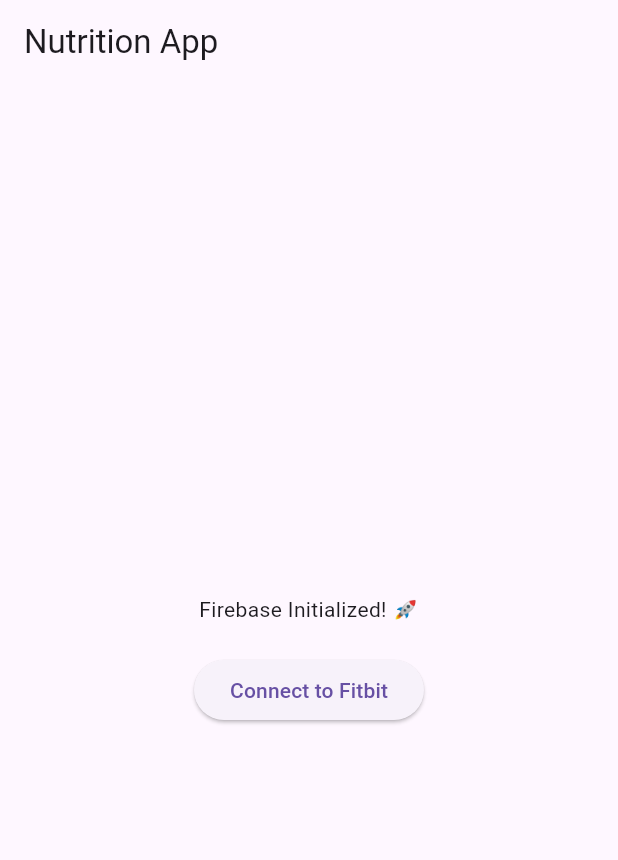
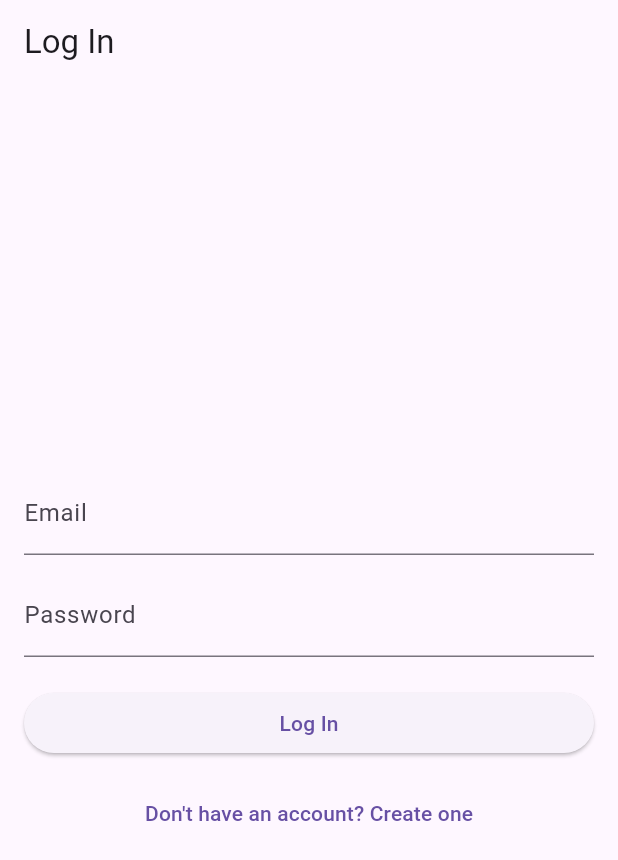
Before and after one commit to MateoSaettone/NutritionApp, a Flutter app: the screen it shows after launch, on a phone screen of 412 x 824 dp. Shown: the top 860 px of the screen. Run offline on Flutter 3.47's test engine with Material 3 defaults, Android fonts, the phone set to English and light mode, and no system bars; our stand-ins replace cloud_firestore, firebase_auth, firebase_core, flutter_secure_storage; missing offline and left inert: dart:html; accounts and stored records are empty.

Commit message:
added log in sign up features with email verification

```diff
--- /dev/null
+++ b/lib/login_page.dart
@@ -0,0 +1,119 @@
+// lib/login_page.dart
+
+import 'package:flutter/material.dart';
+import 'package:firebase_auth/firebase_auth.dart';
+
+class LoginPage extends StatefulWidget {
+  const LoginPage({Key? key}) : super(key: key);
+  @override
+  _LoginPageState createState() => _LoginPageState();
+}
+
+class _LoginPageState extends State<LoginPage> {
+  final _emailCtrl    = TextEditingController();
+  final _passwordCtrl = TextEditingController();
+  bool   _loading     = false;
+  String? _errorText;
+
+  Future<void> _signIn() async {
+    setState(() {
+      _loading   = true;
+      _errorText = null;
+    });
+
+    try {
+      // 1️⃣ Try to sign in
+      final cred = await FirebaseAuth.instance
+          .signInWithEmailAndPassword(
+            email: _emailCtrl.text.trim(),
+            password: _passwordCtrl.text.trim(),
+          );
+
+      // 2️⃣ Reload so we get fresh emailVerified status
+      await cred.user?.reload();
+      final user = FirebaseAuth.instance.currentUser;
+
+      if (user != null && !user.emailVerified) {
+        // 3️⃣ If not verified, send a new verification email
+        await user.sendEmailVerification();
+        await FirebaseAuth.instance.signOut();
+        setState(() {
+          _errorText =
+              'Your email is not verified yet.\n'
+              'We just sent you another verification link.';
+        });
+      } else {
+        // 4️⃣ Email is verified → navigate to HomePage
+        ScaffoldMessenger.of(context).showSnackBar(
+          const SnackBar(content: Text('Welcome back!')),
+        );
+        Navigator.pushReplacementNamed(context, '/home');
+      }
+    } on FirebaseAuthException catch (e) {
+      setState(() {
+        _errorText = e.message;
+      });
+    } finally {
+      setState(() {
+        _loading = false;
+      });
+    }
+  }
+
+  @override
+  void dispose() {
+    _emailCtrl.dispose();
+    _passwordCtrl.dispose();
+    super.dispose();
+  }
+
+  @override
+  Widget build(BuildContext context) {
+    return Scaffold(
+      appBar: AppBar(title: const Text('Log In')),
+      body: Padding(
+        padding: const EdgeInsets.all(16),
+        child: Column(
+          mainAxisAlignment: MainAxisAlignment.center,
+          children: [
+            if (_errorText != null) ...[
+              Text(
+                _errorText!,
+                style: const TextStyle(color: Colors.red),
+                textAlign: TextAlign.center,
+              ),
+              const SizedBox(height: 12),
+            ],
+            TextField(
+              controller: _emailCtrl,
+              decoration: const InputDecoration(labelText: 'Email'),
+              keyboardType: TextInputType.emailAddress,
+            ),
+            const SizedBox(height: 12),
+            TextField(
+              controller: _passwordCtrl,
+              decoration: const InputDecoration(labelText: 'Password'),
+              obscureText: true,
+            ),
+            const SizedBox(height: 20),
+            _loading
+                ? const CircularProgressIndicator()
+                : SizedBox(
+                    width: double.infinity,
+                    child: ElevatedButton(
+                      onPressed: _signIn,
+                      child: const Text('Log In'),
+                    ),
+                  ),
+            const SizedBox(height: 12),
+            TextButton(
+              onPressed: () =>
+                  Navigator.pushReplacementNamed(context, '/signup'),
+              child: const Text("Don't have an account? Create one"),
+            ),
+          ],
+        ),
+      ),
+    );
+  }
+}
--- a/lib/main.dart
+++ b/lib/main.dart
@@ -1,14 +1,13 @@
-//Forcefully run this app in web mode using the command below
-//flutter run -d web-server --web-port=8080 --web-hostname=localhost
+// lib/main.dart
 
 import 'package:flutter/material.dart';
 import 'package:firebase_core/firebase_core.dart';
+import 'package:firebase_auth/firebase_auth.dart';
 import 'firebase_options.dart';
 
-import 'package:url_launcher/url_launcher.dart';
-import 'package:http/http.dart' as http;
-import 'dart:convert';
-import 'dart:html' as html; // For parsing fragment from browser
+import 'login_page.dart';
+import 'home_page.dart';
+import 'sign_up_page.dart';
 
 void main() async {
   WidgetsFlutterBinding.ensureInitialized();
@@ -25,118 +24,36 @@ class MyApp extends StatelessWidget {
   Widget build(BuildContext context) {
     return MaterialApp(
       title: 'Nutrition App',
-      home: const HomePage(),
+      theme: ThemeData(primarySwatch: Colors.blue),
+      home: const AuthGate(),
+      routes: {
+        '/login': (c) => const LoginPage(),
+        '/signup': (c) => const SignUpPage(),
+        '/home': (c)  => const HomePage(),
+      },
     );
   }
 }
 
-class HomePage extends StatefulWidget {
-  const HomePage({super.key});
-
-  @override
-  State<HomePage> createState() => _HomePageState();
-}
-
-class _HomePageState extends State<HomePage> {
-  bool fitbitConnected = false;
-  String? steps;
-
-  // Your Fitbit dev info
-  final String clientId = '23QDNH';
-  final String redirectUri = 'http://localhost:8080';
-
-  @override
-  void initState() {
-    super.initState();
-
-    final baseUri = Uri.base;
-    final fragment = baseUri.fragment;
-
-    if (fragment.isNotEmpty && fragment.contains('access_token=')) {
-      final token = _extractAccessTokenFromFragment(fragment);
-      if (token != null) {
-        _fetchSteps(token);
-      }
-    }
-  }
-
-  String? _extractAccessTokenFromFragment(String fragment) {
-    for (final piece in fragment.split('&')) {
-      if (piece.startsWith('access_token=')) {
-        return piece.substring('access_token='.length);
-      }
-    }
-    return null;
-  }
-
-  void _connectToFitbit() async {
-    final authUrl = Uri.https('www.fitbit.com', '/oauth2/authorize', {
-      'response_type': 'token',
-      'client_id': clientId,
-      'redirect_uri': redirectUri,
-      'scope': 'activity heartrate location nutrition profile settings sleep social weight',
-      'expires_in': '604800',
-    });
-
-    if (await canLaunchUrl(authUrl)) {
-      await launchUrl(authUrl, mode: LaunchMode.externalApplication);
-    } else {
-      print('Could not launch Fitbit OAuth URL');
-    }
-  }
-
-  void _fetchSteps(String accessToken) async {
-    final response = await http.get(
-      Uri.parse('https://api.fitbit.com/1/user/-/activities/steps/date/today/1d.json'),
-      headers: {
-        'Authorization': 'Bearer $accessToken',
-      },
-    );
-
-    if (response.statusCode == 200) {
-      final data = json.decode(response.body);
-      final todaysSteps = data['activities-steps'][0]['value'];
-
-      setState(() {
-        steps = todaysSteps;
-        fitbitConnected = true;
-      });
-    } else {
-      print('Failed to fetch step count: ${response.statusCode}');
-    }
-  }
+/// Listens to FirebaseAuth state and shows LoginPage or HomePage.
+class AuthGate extends StatelessWidget {
+  const AuthGate({super.key});
 
   @override
   Widget build(BuildContext context) {
-    return Scaffold(
-      appBar: AppBar(title: const Text('Nutrition App')),
-      body: Center(
-        child: Column(
-          mainAxisAlignment: MainAxisAlignment.center,
-          children: [
-            const Text("Firebase Initialized! 🚀"),
-            const SizedBox(height: 20),
-            ElevatedButton(
-              onPressed: fitbitConnected ? null : _connectToFitbit,
-              child: Text(
-                fitbitConnected && steps != null
-                    ? "Connected to Fitbit ✅"
-                    : "Connect to Fitbit",
-              ),
-            ),
-            if (fitbitConnected && steps != null)
-              Padding(
-                padding: const EdgeInsets.only(top: 20),
-                child: Text("Steps Today: $steps 🏃"),
-              )
-            else if (fitbitConnected)
-              const Padding(
-                padding: EdgeInsets.only(top: 10),
-                child: Text("Fitbit Connected! ✅"),
-              ),
-          ],
-        ),
-      ),
+    return StreamBuilder<User?>(
+      stream: FirebaseAuth.instance.authStateChanges(),
+      builder: (context, snapshot) {
+        if (snapshot.connectionState == ConnectionState.waiting) {
+          return const Scaffold(
+            body: Center(child: CircularProgressIndicator()),
+          );
+        }
+        if (snapshot.hasData) {
+          return const HomePage();
+        }
+        return const LoginPage();
+      },
     );
   }
 }
```
Also changed, not shown: lib/home_page.dart (added, +220 -0 lines), lib/sign_up_page.dart (added, +144 -0 lines), pubspec.yaml (+4 -3 lines), pubspec.lock, 5 other files.
